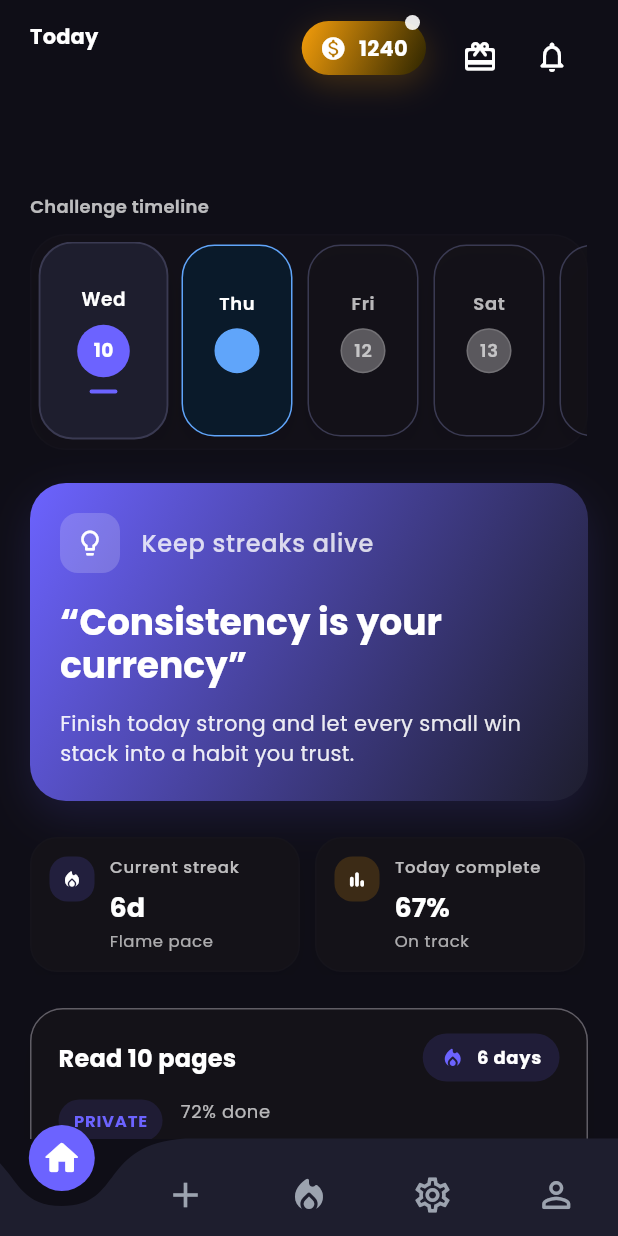
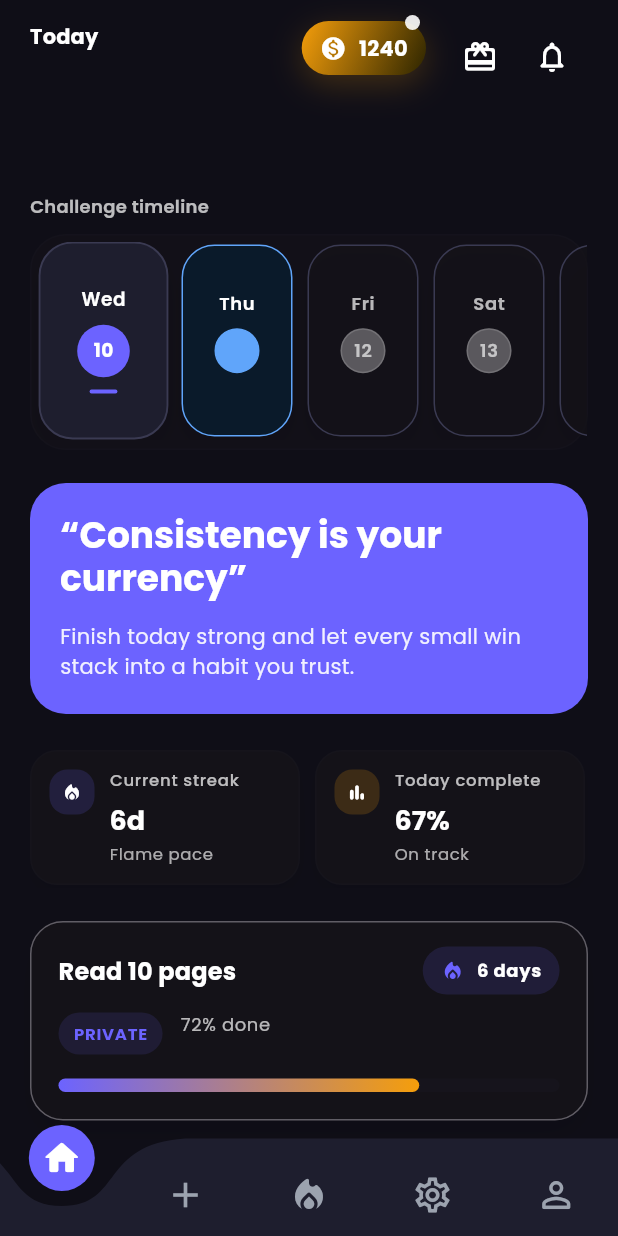
Before and after one commit to KALU56/day_challenge, a Flutter app: the screen it shows after launch, on a phone screen of 412 x 824 dp. Run offline on Flutter 3.47's test engine with Material 3 defaults, Android fonts, the phone set to English and light mode, and no system bars; drawn by our look-alikes of curved_navigation_bar; our stand-ins replace flutter_riverpod, go_router, google_fonts.

Commit message:
change the mov ui

```diff
--- a/lib/pages/home/widgets/app_progress_bar.dart
+++ b/lib/pages/home/widgets/app_progress_bar.dart
@@ -28,7 +28,10 @@ class AppProgressBar extends StatelessWidget {
                 decoration: BoxDecoration(
                   borderRadius: BorderRadius.circular(999),
                   gradient: LinearGradient(
-                    colors: [theme.colorScheme.primary, theme.colorScheme.secondary],
+                    colors: [
+                      theme.colorScheme.primary,
+                      theme.colorScheme.secondary,
+                    ],
                     begin: Alignment.centerLeft,
                     end: Alignment.centerRight,
                   ),
--- a/lib/pages/home/widgets/motivation_card.dart
+++ b/lib/pages/home/widgets/motivation_card.dart
@@ -12,48 +12,12 @@ class MotivationCard extends StatelessWidget {
     return Container(
       decoration: BoxDecoration(
         borderRadius: BorderRadius.circular(24),
-        gradient: LinearGradient(
-          colors: [AppColors.primary, theme.colorScheme.surface.withValues(alpha: 0.95)],
-          begin: Alignment.topLeft,
-          end: Alignment.bottomRight,
-        ),
-        boxShadow: [
-          BoxShadow(
-            color: AppColors.primary.withValues(alpha: 0.14),
-            blurRadius: 24,
-            offset: const Offset(0, 10),
-          ),
-        ],
+        color: AppColors.primary,
       ),
       padding: const EdgeInsets.fromLTRB(20, 20, 20, 22),
       child: Column(
         crossAxisAlignment: CrossAxisAlignment.start,
         children: [
-          Row(
-            children: [
-              Container(
-                decoration: BoxDecoration(
-                  color: theme.colorScheme.onPrimary.withValues(alpha: 0.18),
-                  borderRadius: BorderRadius.circular(12),
-                ),
-                padding: const EdgeInsets.all(10),
-                child: Icon(
-                  Icons.lightbulb_outline_rounded,
-                  color: theme.colorScheme.onPrimary,
-                  size: 20,
-                ),
-              ),
-              const SizedBox(width: 14),
-              Text(
-                'Keep streaks alive',
-                style: theme.textTheme.bodyLarge?.copyWith(
-                  color: theme.colorScheme.onPrimary.withValues(alpha: 0.8),
-                  fontWeight: FontWeight.w500,
-                ),
-              ),
-            ],
-          ),
-          const SizedBox(height: 18),
           Text(
             '“Consistency is your currency”',
             style: theme.textTheme.headlineSmall?.copyWith(
```
